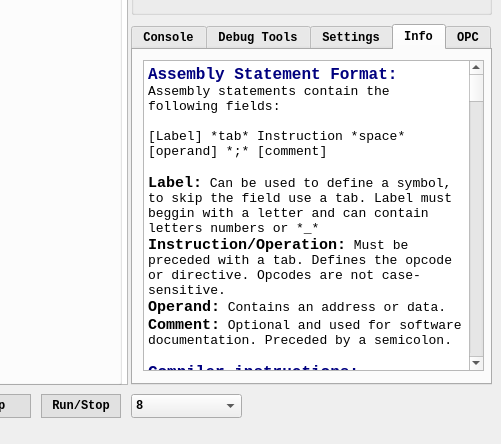
Qt form MotorolaEmulator/mainwindow.ui (grandtitan/MotorolaEmulator) before a commit; both pictures show x 779 to 1280 and y 276 to 720 of the 1280 by 720 pixel window.
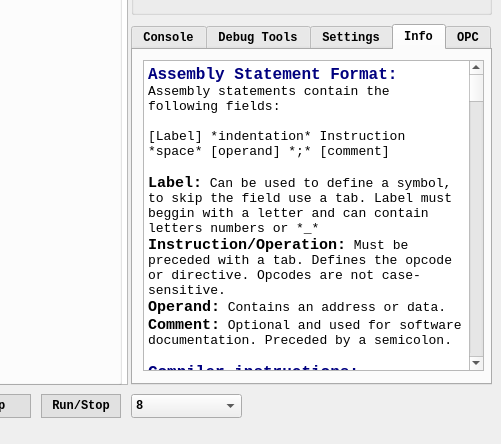
The same form after that commit. The open tabs and pages were chosen to show the change.

```diff
--- a/MotorolaEmulator/mainwindow.ui
+++ b/MotorolaEmulator/mainwindow.ui
@@ -4261,7 +4261,7 @@
 &lt;p style=&quot; margin-top:0px; margin-bottom:0px; margin-left:0px; margin-right:0px; -qt-block-indent:0; text-indent:0px;&quot;&gt;&lt;span style=&quot; font-size:12pt; font-weight:700; color:#00007f;&quot;&gt;Assembly Statement Format:&lt;/span&gt;&lt;/p&gt;
 &lt;p style=&quot; margin-top:0px; margin-bottom:0px; margin-left:0px; margin-right:0px; -qt-block-indent:0; text-indent:0px;&quot;&gt;Assembly statements contain the following fields:&lt;/p&gt;
 &lt;p style=&quot;-qt-paragraph-type:empty; margin-top:0px; margin-bottom:0px; margin-left:0px; margin-right:0px; -qt-block-indent:0; text-indent:0px;&quot;&gt;&lt;br /&gt;&lt;/p&gt;
-&lt;p style=&quot; margin-top:0px; margin-bottom:0px; margin-left:0px; margin-right:0px; -qt-block-indent:0; text-indent:0px;&quot;&gt;[Label] *tab* Instruction *space* [operand] *;* [comment]&lt;/p&gt;
+&lt;p style=&quot; margin-top:0px; margin-bottom:0px; margin-left:0px; margin-right:0px; -qt-block-indent:0; text-indent:0px;&quot;&gt;[Label] *indentation* Instruction *space* [operand] *;* [comment]&lt;/p&gt;
 &lt;p style=&quot;-qt-paragraph-type:empty; margin-top:0px; margin-bottom:0px; margin-left:0px; margin-right:0px; -qt-block-indent:0; text-indent:0px;&quot;&gt;&lt;br /&gt;&lt;/p&gt;
 &lt;p style=&quot; margin-top:0px; margin-bottom:0px; margin-left:0px; margin-right:0px; -qt-block-indent:0; text-indent:0px;&quot;&gt;&lt;span style=&quot; font-size:11pt; font-weight:700;&quot;&gt;Label:&lt;/span&gt; Can be used to define a symbol, to skip the field use a tab. Label must beggin with a letter and can contain letters numbers or *_*&lt;/p&gt;
 &lt;p style=&quot; margin-top:0px; margin-bottom:0px; margin-left:0px; margin-right:0px; -qt-block-indent:0; text-indent:0px;&quot;&gt;&lt;span style=&quot; font-size:11pt; font-weight:700;&quot;&gt;Instruction/Operation:&lt;/span&gt; Must be preceded with a tab. Defines the opcode or directive. Opcodes are not case-sensitive.&lt;/p&gt;
@@ -4280,7 +4280,7 @@
 &lt;p style=&quot; margin-top:0px; margin-bottom:0px; margin-left:0px; margin-right:0px; -qt-block-indent:0; text-indent:0px;&quot;&gt;	.str &amp;quot;hello&amp;quot;,&amp;quot; &amp;quot;,&amp;quot;world!&amp;quot;&lt;/p&gt;
 &lt;p style=&quot; margin-top:0px; margin-bottom:0px; margin-left:0px; margin-right:0px; -qt-block-indent:0; text-indent:0px;&quot;&gt;	.str &amp;quot;num:25&amp;quot; &lt;/p&gt;
 &lt;p style=&quot; margin-top:0px; margin-bottom:0px; margin-left:0px; margin-right:0px; -qt-block-indent:0; text-indent:0px;&quot;&gt;&lt;span style=&quot; font-size:12pt; font-weight:700; color:#00007f;&quot;&gt;Emulator functionality:&lt;/span&gt;&lt;/p&gt;
-&lt;p style=&quot; margin-top:0px; margin-bottom:0px; margin-left:0px; margin-right:0px; -qt-block-indent:0; text-indent:0px;&quot;&gt;&lt;span style=&quot; font-size:11pt; font-weight:700;&quot;&gt;Lines tab:&lt;/span&gt; On the most left of the window. Displays the line number and the hexadecimal address of the line's instruction(when compiled), which are separated by a colon. If the setting “Advanced code info” is ticked, the lines tab will also display opcodes and operands. If the current code is compiled you will also be able to click on a line and mark it and its address in the memory with a green background. To unmark a line use the right click mouse button.&lt;/p&gt;
+&lt;p style=&quot; margin-top:0px; margin-bottom:0px; margin-left:0px; margin-right:0px; -qt-block-indent:0; text-indent:0px;&quot;&gt;&lt;span style=&quot; font-size:11pt; font-weight:700;&quot;&gt;Lines tab:&lt;/span&gt; On the most left of the window. Displays the line number and the hexadecimal address of the line's instruction(when compiled), which are separated by a colon. If the setting “Advanced code info” is ticked, the lines tab will also display opcodes and operands. If the current code is compiled you will also be able to click on a line and mark it and its address in the memory with a green background. To unmark a line click on it again and to unmark all lines click the right mouse button.&lt;/p&gt;
 &lt;p style=&quot;-qt-paragraph-type:empty; margin-top:0px; margin-bottom:0px; margin-left:0px; margin-right:0px; -qt-block-indent:0; text-indent:0px;&quot;&gt;&lt;br /&gt;&lt;/p&gt;
 &lt;p style=&quot; margin-top:0px; margin-bottom:0px; margin-left:0px; margin-right:0px; -qt-block-indent:0; text-indent:0px;&quot;&gt;&lt;span style=&quot; font-size:11pt; font-weight:700;&quot;&gt;Code tab:&lt;/span&gt; Next to the lines tab. Click on the tab to be able to write assembly code. For the syntax, refer to the assembly statement format section above.&lt;/p&gt;
 &lt;p style=&quot;-qt-paragraph-type:empty; margin-top:0px; margin-bottom:0px; margin-left:0px; margin-right:0px; -qt-block-indent:0; text-indent:0px;&quot;&gt;&lt;br /&gt;&lt;/p&gt;
@@ -4292,16 +4292,15 @@
 &lt;p style=&quot; margin-top:0px; margin-bottom:0px; margin-left:0px; margin-right:0px; -qt-block-indent:0; text-indent:0px;&quot;&gt;	&lt;span style=&quot; font-size:11pt; font-weight:700;&quot;&gt;-Console:&lt;/span&gt; Displays errors, debugging and warnings based on your preferences in the settings tab.&lt;/p&gt;
 &lt;p style=&quot; margin-top:0px; margin-bottom:0px; margin-left:0px; margin-right:0px; -qt-block-indent:0; text-indent:0px;&quot;&gt;	&lt;span style=&quot; font-size:11pt; font-weight:700;&quot;&gt;-Debug Tools:&lt;/span&gt; Contains a number converter(dec, hex, oct, bin) and a break function that stops the program's automatic execution when a specific event occurs.&lt;/p&gt;
 &lt;p style=&quot; margin-top:0px; margin-bottom:0px; margin-left:0px; margin-right:0px; -qt-block-indent:0; text-indent:0px;&quot;&gt;	&lt;span style=&quot; font-size:11pt; font-weight:700;&quot;&gt;-Settings:&lt;/span&gt; Contains optional features that can be changed by the user:&lt;/p&gt;
-&lt;p style=&quot; margin-top:0px; margin-bottom:0px; margin-left:0px; margin-right:0px; -qt-block-indent:0; text-indent:0px;&quot;&gt;		&lt;span style=&quot; font-weight:700;&quot;&gt;*Show errors:&lt;/span&gt; Display errors in the console tab.&lt;/p&gt;
-&lt;p style=&quot; margin-top:0px; margin-bottom:0px; margin-left:0px; margin-right:0px; -qt-block-indent:0; text-indent:0px;&quot;&gt;		&lt;span style=&quot; font-weight:700;&quot;&gt;*Show warnings:&lt;/span&gt; Display warnings in the console tab.&lt;/p&gt;
-&lt;p style=&quot; margin-top:0px; margin-bottom:0px; margin-left:0px; margin-right:0px; -qt-block-indent:0; text-indent:0px;&quot;&gt;		&lt;span style=&quot; font-weight:700;&quot;&gt;*Show debug:&lt;/span&gt; Display debugging information in the console tab(mostly in case of suspecting an emulator bug).&lt;/p&gt;
-&lt;p style=&quot; margin-top:0px; margin-bottom:0px; margin-left:0px; margin-right:0px; -qt-block-indent:0; text-indent:0px;&quot;&gt;		&lt;/p&gt;
 &lt;p style=&quot; margin-top:0px; margin-bottom:0px; margin-left:0px; margin-right:0px; -qt-block-indent:0; text-indent:0px;&quot;&gt;		&lt;span style=&quot; font-weight:700;&quot;&gt;*Advanced lines info:&lt;/span&gt; Show the hex machine code for each instruction in the lines tab.&lt;/p&gt;
-&lt;p style=&quot; margin-top:0px; margin-bottom:0px; margin-left:0px; margin-right:0px; -qt-block-indent:0; text-indent:0px;&quot;&gt;		&lt;span style=&quot; font-weight:700;&quot;&gt;*Show values of registers in hex:&lt;/span&gt; If toggled registers will display contents in hexadecimal.&lt;/p&gt;
+&lt;p style=&quot; margin-top:0px; margin-bottom:0px; margin-left:0px; margin-right:0px; -qt-block-indent:0; text-indent:0px;&quot;&gt;		&lt;span style=&quot; font-weight:700;&quot;&gt;*Show values in hex:&lt;/span&gt; If toggled registers and the memory tab will display contents in hexadecimal.&lt;/p&gt;
 &lt;p style=&quot; margin-top:0px; margin-bottom:0px; margin-left:0px; margin-right:0px; -qt-block-indent:0; text-indent:0px;&quot;&gt;		&lt;span style=&quot; font-weight:700;&quot;&gt;*Compile on run:&lt;/span&gt; If toggled the compile button will become unnecessary.&lt;/p&gt;
 &lt;p style=&quot; margin-top:0px; margin-bottom:0px; margin-left:0px; margin-right:0px; -qt-block-indent:0; text-indent:0px;&quot;&gt;		&lt;span style=&quot; font-weight:700;&quot;&gt;*Auto reset:&lt;/span&gt; If the contents of memory at the address of PC is 0 then reset the emulator as soon as Run/Stop is pressed.&lt;/p&gt;
 &lt;p style=&quot; margin-top:0px; margin-bottom:0px; margin-left:0px; margin-right:0px; -qt-block-indent:0; text-indent:0px;&quot;&gt;		&lt;span style=&quot; font-weight:700;&quot;&gt;*Use cycles per second instead of instructions per second:&lt;/span&gt; &lt;span style=&quot; font-size:9pt;&quot;&gt;Toggle between CPS (cycles per second) for precise timing and IPS (instructions per second) for user-friendly operation.&lt;/span&gt;&lt;/p&gt;
 &lt;p style=&quot; margin-top:0px; margin-bottom:0px; margin-left:0px; margin-right:0px; -qt-block-indent:0; text-indent:0px;&quot;&gt;			&lt;/p&gt;
+&lt;p style=&quot; margin-top:0px; margin-bottom:0px; margin-left:0px; margin-right:0px; -qt-block-indent:0; text-indent:0px;&quot;&gt;		&lt;span style=&quot; font-weight:700;&quot;&gt;*Increment PC on unkown instruction: &lt;/span&gt;If the instruction at the current PC is unkown or unsupported the PC will be incremented by 1 and the processor will not halt.&lt;/p&gt;
+&lt;p style=&quot; margin-top:0px; margin-bottom:0px; margin-left:0px; margin-right:0px; -qt-block-indent:0; text-indent:0px;&quot;&gt;		&lt;span style=&quot; font-weight:700;&quot;&gt;*IRQ on every key press: An IRQ will be called every time a key input is detected. If unchecked an IRQ will only be called if a WAI instruction is currently waiting for a key press.&lt;/span&gt;&lt;/p&gt;
+&lt;p style=&quot;-qt-paragraph-type:empty; margin-top:0px; margin-bottom:0px; margin-left:0px; margin-right:0px; -qt-block-indent:0; text-indent:0px; font-weight:700;&quot;&gt;&lt;br /&gt;&lt;/p&gt;
 &lt;p style=&quot; margin-top:0px; margin-bottom:0px; margin-left:0px; margin-right:0px; -qt-block-indent:0; text-indent:0px;&quot;&gt;		&lt;span style=&quot; font-weight:700;&quot;&gt;*Simple memory:&lt;/span&gt; Replaces the 16 memory addresses per line with a simple table of 20 addresses per page. This representation does not have all the features of the original and does not support manual editing.&lt;/p&gt;
 &lt;p style=&quot; margin-top:0px; margin-bottom:0px; margin-left:0px; margin-right:0px; -qt-block-indent:0; text-indent:0px;&quot;&gt;		&lt;span style=&quot; font-weight:700;&quot;&gt;*Enable manual writing to Memory:&lt;/span&gt; Enable a button that enables switching writing modes:&lt;/p&gt;
 &lt;p style=&quot; margin-top:0px; margin-bottom:0px; margin-left:0px; margin-right:0px; -qt-block-indent:0; text-indent:0px;&quot;&gt;			&lt;span style=&quot; font-weight:700;&quot;&gt;-&amp;gt;Click&lt;/span&gt; the button labelled &amp;quot;&lt;span style=&quot; font-weight:700;&quot;&gt;Switch writing mode&lt;/span&gt;&amp;quot; to change the writing mode. The label next to the button shows the current active mode:&lt;/p&gt;
@@ -4311,10 +4310,11 @@
 &lt;p style=&quot; margin-top:0px; margin-bottom:0px; margin-left:0px; margin-right:0px; -qt-block-indent:0; text-indent:0px;&quot;&gt;		&lt;span style=&quot; font-weight:700;&quot;&gt;*Scroll up when the current line is above:&lt;/span&gt; If the current line of the next instruction is above the current X line relative to the current scroll(if the first line visible is 6 then the decisive line is (6 + X)) the code tab will automatically scroll up.&lt;/p&gt;
 &lt;p style=&quot; margin-top:0px; margin-bottom:0px; margin-left:0px; margin-right:0px; -qt-block-indent:0; text-indent:0px;&quot;&gt;		&lt;span style=&quot; font-weight:700;&quot;&gt;*Scroll down when the current line is below:&lt;/span&gt; If the current line of the next instruction is below the current X line relative to the current scroll(if the first line visible is 6 then the decisive line is (6 + X)) the code tab will automatically scroll down.&lt;/p&gt;
 &lt;p style=&quot; margin-top:0px; margin-bottom:0px; margin-left:0px; margin-right:0px; -qt-block-indent:0; text-indent:0px;&quot;&gt;		&lt;span style=&quot; font-weight:700;&quot;&gt;*Display location:&lt;/span&gt; When set to &amp;quot;Main Window&amp;quot; the display will appear on the main window when it is big enough(width of 1750 or greater). When set to &amp;quot;External window&amp;quot; a dialog style window will appear containing the display. Both options have the same properties and functions.&lt;/p&gt;
+&lt;p style=&quot; margin-top:0px; margin-bottom:0px; margin-left:0px; margin-right:0px; -qt-block-indent:0; text-indent:0px;&quot;&gt;		&lt;span style=&quot; font-weight:700;&quot;&gt;*Tab Width: &lt;/span&gt;Select the width of your tab character. Press &lt;span style=&quot; font-weight:700;&quot;&gt;tidy up&lt;/span&gt; to replace all indentations with the optimal amount of tabs.&lt;/p&gt;
 &lt;p style=&quot; margin-top:0px; margin-bottom:0px; margin-left:0px; margin-right:0px; -qt-block-indent:0; text-indent:0px;&quot;&gt;	&lt;span style=&quot; font-size:11pt; font-weight:700;&quot;&gt;-Info:&lt;/span&gt; Displays this page with information about the emulators features and functionality.&lt;/p&gt;
 &lt;p style=&quot; margin-top:0px; margin-bottom:0px; margin-left:0px; margin-right:0px; -qt-block-indent:0; text-indent:0px;&quot;&gt;	&lt;span style=&quot; font-size:11pt; font-weight:700;&quot;&gt;-OPC:&lt;/span&gt; Displays a &lt;span style=&quot; font-size:9pt;&quot;&gt;list of supported instructions with cycle times, opcodes, and descriptions. Instructions or opCodes marked with the color red are only supported on m6803.&lt;/span&gt;&lt;/p&gt;
 &lt;p style=&quot;-qt-paragraph-type:empty; margin-top:0px; margin-bottom:0px; margin-left:0px; margin-right:0px; -qt-block-indent:0; text-indent:0px; font-size:9pt;&quot;&gt;&lt;br /&gt;&lt;/p&gt;
-&lt;p style=&quot; margin-top:0px; margin-bottom:0px; margin-left:0px; margin-right:0px; -qt-block-indent:0; text-indent:0px;&quot;&gt;&lt;span style=&quot; font-size:11pt; font-weight:700;&quot;&gt;Registers:&lt;/span&gt; In the top right. Displays registers, accumulators and status flags. When emulator is in running mode(run/stop) the processors speed will be displayed under the PC box. If the emulator is in CPS mode, the current cycle of an instruction will also be displayed. &lt;/p&gt;
+&lt;p style=&quot; margin-top:0px; margin-bottom:0px; margin-left:0px; margin-right:0px; -qt-block-indent:0; text-indent:0px;&quot;&gt;&lt;span style=&quot; font-size:11pt; font-weight:700;&quot;&gt;Registers:&lt;/span&gt; In the top right. Displays registers, accumulators and status flags. When emulator is in running mode(run/stop) the processors speed will be displayed under the PC box. If the emulator is in CPS mode, the current cycle of an instruction will also be displayed. Click on the &lt;span style=&quot; font-weight:700; text-decoration: underline;&quot;&gt;RST&lt;/span&gt;&lt;span style=&quot; font-weight:700;&quot;&gt;/&lt;/span&gt;&lt;span style=&quot; font-weight:700; text-decoration: underline;&quot;&gt;NMI&lt;/span&gt;&lt;span style=&quot; font-weight:700;&quot;&gt;/&lt;/span&gt;&lt;span style=&quot; font-weight:700; text-decoration: underline;&quot;&gt;IEQ&lt;/span&gt; buttons to trigger the corresponding interrupt.&lt;/p&gt;
 &lt;p style=&quot;-qt-paragraph-type:empty; margin-top:0px; margin-bottom:0px; margin-left:0px; margin-right:0px; -qt-block-indent:0; text-indent:0px;&quot;&gt;&lt;br /&gt;&lt;/p&gt;
 &lt;p style=&quot; margin-top:0px; margin-bottom:0px; margin-left:0px; margin-right:0px; -qt-block-indent:0; text-indent:0px;&quot;&gt;&lt;span style=&quot; font-size:11pt; font-weight:700;&quot;&gt;Display tab:&lt;/span&gt; Chose how the display will be shown in the settings. The display uses a buffer to display ASCII characters. The display also receives keyboard input, mouse location(x and y of the character that the mouse is currently hovering over) and mouse input. When the display and its input buffers are active it will be outlined in blue.&lt;/p&gt;
 &lt;p style=&quot;-qt-paragraph-type:empty; margin-top:0px; margin-bottom:0px; margin-left:0px; margin-right:0px; -qt-block-indent:0; text-indent:0px;&quot;&gt;&lt;br /&gt;&lt;/p&gt;
@@ -4327,28 +4327,28 @@
 &lt;p style=&quot; margin-top:0px; margin-bottom:0px; margin-left:0px; margin-right:0px; -qt-block-indent:0; text-indent:0px;&quot;&gt;	&lt;span style=&quot; font-weight:700;&quot;&gt;Reset:&lt;/span&gt; Press this button to reset the emulator. Sets all registers to default value, and returns memory to previously compiled machine code.&lt;/p&gt;
 &lt;p style=&quot; margin-top:0px; margin-bottom:0px; margin-left:0px; margin-right:0px; -qt-block-indent:0; text-indent:0px;&quot;&gt;	&lt;span style=&quot; font-weight:700;&quot;&gt;Step:&lt;/span&gt; Press this button to execute the instruction in memory at the current address of PC. If the instruction in memory at the current address of PC is unknown PC will be incremented by one and a warning will be displayed in the console tab.&lt;/p&gt;
 &lt;p style=&quot; margin-top:0px; margin-bottom:0px; margin-left:0px; margin-right:0px; -qt-block-indent:0; text-indent:0px;&quot;&gt;	&lt;span style=&quot; font-weight:700;&quot;&gt;Run/Stop:&lt;/span&gt; Press this button to run or pause the execution of instructions at x per second speed. Execution will stop if the content of memory at the address of PC is 0.&lt;/p&gt;
-&lt;p style=&quot; margin-top:0px; margin-bottom:0px; margin-left:0px; margin-right:0px; -qt-block-indent:0; text-indent:0px;&quot;&gt;	&lt;span style=&quot; font-weight:700;&quot;&gt;Speed selection menu:&lt;/span&gt; Used to select the instructions/cycles per second speed. Selecting &amp;quot;max&amp;quot; will run the processor at max speed supported by host computer.&lt;/p&gt;
+&lt;p style=&quot; margin-top:0px; margin-bottom:0px; margin-left:0px; margin-right:0px; -qt-block-indent:0; text-indent:0px;&quot;&gt;	&lt;span style=&quot; font-weight:700;&quot;&gt;Speed selection menu:&lt;/span&gt; Used to select the instructions/cycles per second speed.&lt;/p&gt;
 &lt;p style=&quot; margin-top:0px; margin-bottom:0px; margin-left:0px; margin-right:0px; -qt-block-indent:0; text-indent:0px;&quot;&gt;	&lt;/p&gt;
 &lt;p style=&quot; margin-top:0px; margin-bottom:0px; margin-left:0px; margin-right:0px; -qt-block-indent:0; text-indent:0px;&quot;&gt;&lt;span style=&quot; font-size:12pt; font-weight:700; color:#00007f;&quot;&gt;Buffers and interrupt pointers:&lt;/span&gt;&lt;/p&gt;
-&lt;p style=&quot; margin-top:0px; margin-bottom:0px; margin-left:0px; margin-right:0px; -qt-block-indent:0; text-indent:0px;&quot;&gt;&lt;span style=&quot; font-size:11pt; font-weight:700;&quot;&gt;Display buffer:&lt;/span&gt; The Display Buffer spans memory addresses 0xFB00 to 0xFF37 inclusively. This memory region functions as a dynamic visual representation for the system. As data changes within this range, the display instantaneously updates, reflecting alterations in real-time using the standard ASCII encoding.&lt;/p&gt;
-&lt;p style=&quot; margin-top:0px; margin-bottom:0px; margin-left:0px; margin-right:0px; -qt-block-indent:0; text-indent:0px;&quot;&gt;&lt;span style=&quot; font-size:11pt; font-weight:700;&quot;&gt;Keyboard buffer:&lt;/span&gt; When the display tab is active (outlined in blue), it becomes the recipient of keyboard input. This input is then used to update the content of memory address 0xFFF0 with the corresponding keycode, following the standard ASCII encoding.&lt;/p&gt;
+&lt;p style=&quot; margin-top:0px; margin-bottom:0px; margin-left:0px; margin-right:0px; -qt-block-indent:0; text-indent:0px;&quot;&gt;&lt;span style=&quot; font-size:11pt; font-weight:700;&quot;&gt;Display buffer:&lt;/span&gt; The Display Buffer spans memory addresses 0xFB00 to 0xFF37 inclusively. This memory region functions as a dynamic visual representation for the system. As data changes within this range, the display updates, reflecting alterations in real-time using the standard ASCII encoding.&lt;/p&gt;
+&lt;p style=&quot; margin-top:0px; margin-bottom:0px; margin-left:0px; margin-right:0px; -qt-block-indent:0; text-indent:0px;&quot;&gt;&lt;span style=&quot; font-size:11pt; font-weight:700;&quot;&gt;Keyboard buffer:&lt;/span&gt; When the display tab is focused (outlined in blue), it becomes the recipient of keyboard input. This input is then used to update the content of memory address 0xFFF0 with the corresponding keycode, following the standard ASCII encoding.&lt;/p&gt;
 &lt;p style=&quot; margin-top:0px; margin-bottom:0px; margin-left:0px; margin-right:0px; -qt-block-indent:0; text-indent:0px;&quot;&gt;&lt;span style=&quot; font-size:11pt; font-weight:700;&quot;&gt;Mouse key buffer:&lt;/span&gt; If the display tab is in focus address 0xFFF1 will be set to 1 when left mouse button is pressed. It will be set to 2 when right mouse button is pressed. It will be set to 3 when middle mouse button is pressed. It will be set to 4 when left mouse button is released. It will be set to 5 when right mouse button is released. It will be set to 6 when middle mouse button is released. This will happen instantaneously and will not wait for the next instruction.&lt;/p&gt;
 &lt;p style=&quot; margin-top:0px; margin-bottom:0px; margin-left:0px; margin-right:0px; -qt-block-indent:0; text-indent:0px;&quot;&gt;Mouse location buffer: The position of the mouse pointer relative to the display tab is denoted by its X and Y coordinates, corresponding to the cell/character over which the mouse hovers. Before executing a pending instruction, if the display tab is in focus, the content of memory address 0xFFF2 will be set to the X coordinate, and the content of memory address 0xFFF3 will be set to the Y coordinate. &lt;/p&gt;
 &lt;p style=&quot;-qt-paragraph-type:empty; margin-top:0px; margin-bottom:0px; margin-left:0px; margin-right:0px; -qt-block-indent:0; text-indent:0px;&quot;&gt;&lt;br /&gt;&lt;/p&gt;
 &lt;p style=&quot; margin-top:0px; margin-bottom:0px; margin-left:0px; margin-right:0px; -qt-block-indent:0; text-indent:0px;&quot;&gt;&lt;span style=&quot; font-size:11pt; font-weight:700;&quot;&gt;Interrupt pointers:&lt;/span&gt; A block of memory is reserved for pointers, which provide for read-only storage of the addresses of programs that are to be executed in the event of a reset (or power on), a low state of the Non-Maskable Interrupt control input, a software interrupt, or a response to an interrupt signal from a peripheral device. The respective pointers each occupy two bytes of memory and are disposed at locations from &amp;quot;n - 7&amp;quot;(0xFFF8) to &amp;quot;n&amp;quot;(0xFFFF).&lt;/p&gt;
-&lt;p style=&quot; margin-top:0px; margin-bottom:0px; margin-left:0px; margin-right:0px; -qt-block-indent:0; text-indent:0px;&quot;&gt;Internal interrupt pointer spans from n-7 to n-6. n-7 contains the most significant byte of the address. n-6 contains the least significant byte of the address. *NOT IMPLEMENTED*&lt;/p&gt;
-&lt;p style=&quot; margin-top:0px; margin-bottom:0px; margin-left:0px; margin-right:0px; -qt-block-indent:0; text-indent:0px;&quot;&gt;Software interrupt pointer spans from n-5 to n-4. (called with the SWI instruction) &lt;/p&gt;
-&lt;p style=&quot; margin-top:0px; margin-bottom:0px; margin-left:0px; margin-right:0px; -qt-block-indent:0; text-indent:0px;&quot;&gt;Non-maskable interrupt pointer spans from n-3 to n-2. *NOT IMPLEMENTED* &lt;/p&gt;
-&lt;p style=&quot; margin-top:0px; margin-bottom:0px; margin-left:0px; margin-right:0px; -qt-block-indent:0; text-indent:0px;&quot;&gt;Reset pointer spans from n-1 to n-0.&lt;/p&gt;
+&lt;p style=&quot; margin-top:0px; margin-bottom:0px; margin-left:0px; margin-right:0px; -qt-block-indent:0; text-indent:0px;&quot;&gt;Internal interrupt pointer spans from n-7 to n-6. n-7 contains the most significant byte of the address. n-6 contains the least significant byte of the address. (called with the &lt;span style=&quot; font-weight:700; text-decoration: underline;&quot;&gt;IRQ&lt;/span&gt; button and with key presses on display as mentioned earlier) &lt;/p&gt;
+&lt;p style=&quot; margin-top:0px; margin-bottom:0px; margin-left:0px; margin-right:0px; -qt-block-indent:0; text-indent:0px;&quot;&gt;Software interrupt pointer spans from n-5 to n-4. (called with the &lt;span style=&quot; font-weight:700; text-decoration: underline;&quot;&gt;SWI&lt;/span&gt; instruction) &lt;/p&gt;
+&lt;p style=&quot; margin-top:0px; margin-bottom:0px; margin-left:0px; margin-right:0px; -qt-block-indent:0; text-indent:0px;&quot;&gt;Non-maskable interrupt pointer spans from n-3 to n-2. (called with the &lt;span style=&quot; font-weight:700; text-decoration: underline;&quot;&gt;NMI&lt;/span&gt; button) &lt;/p&gt;
+&lt;p style=&quot; margin-top:0px; margin-bottom:0px; margin-left:0px; margin-right:0px; -qt-block-indent:0; text-indent:0px;&quot;&gt;Reset pointer spans from n-1 to n-0. (called with the &lt;span style=&quot; font-weight:700; text-decoration: underline;&quot;&gt;RST&lt;/span&gt; button and at the start of each emulation) &lt;/p&gt;
 &lt;p style=&quot;-qt-paragraph-type:empty; margin-top:0px; margin-bottom:0px; margin-left:0px; margin-right:0px; -qt-block-indent:0; text-indent:0px;&quot;&gt;&lt;br /&gt;&lt;/p&gt;
-&lt;p style=&quot; margin-top:0px; margin-bottom:0px; margin-left:0px; margin-right:0px; -qt-block-indent:0; text-indent:0px;&quot;&gt;The WAI instruction will not act as an interrupt because there is already a buffer for that. That instruction will only suspend the execution of the program until the display tab receives a keyboard input(0xFFF0 changes).&lt;/p&gt;
+&lt;p style=&quot; margin-top:0px; margin-bottom:0px; margin-left:0px; margin-right:0px; -qt-block-indent:0; text-indent:0px;&quot;&gt;The &lt;span style=&quot; font-weight:700; text-decoration: underline;&quot;&gt;WAI&lt;/span&gt; instruction will suspend the execution of the program until an interrupt is called by the interrupt buttons or by pressing a key on the display.&lt;/p&gt;
 &lt;p style=&quot;-qt-paragraph-type:empty; margin-top:0px; margin-bottom:0px; margin-left:0px; margin-right:0px; -qt-block-indent:0; text-indent:0px;&quot;&gt;&lt;br /&gt;&lt;/p&gt;
 &lt;p style=&quot; margin-top:0px; margin-bottom:0px; margin-left:0px; margin-right:0px; -qt-block-indent:0; text-indent:0px;&quot;&gt;&lt;span style=&quot; font-size:12pt; font-weight:700; color:#00007f;&quot;&gt;Credits:&lt;/span&gt;&lt;/p&gt;
 &lt;p style=&quot; margin-top:0px; margin-bottom:0px; margin-left:0px; margin-right:0px; -qt-block-indent:0; text-indent:0px;&quot;&gt;Vladimir Januš.&lt;/p&gt;
 &lt;p style=&quot;-qt-paragraph-type:empty; margin-top:0px; margin-bottom:0px; margin-left:0px; margin-right:0px; -qt-block-indent:0; text-indent:0px;&quot;&gt;&lt;br /&gt;&lt;/p&gt;
 &lt;p style=&quot; margin-top:0px; margin-bottom:0px; margin-left:0px; margin-right:0px; -qt-block-indent:0; text-indent:0px;&quot;&gt;Made in August 2023.&lt;/p&gt;
 &lt;p style=&quot;-qt-paragraph-type:empty; margin-top:0px; margin-bottom:0px; margin-left:0px; margin-right:0px; -qt-block-indent:0; text-indent:0px;&quot;&gt;&lt;br /&gt;&lt;/p&gt;
-&lt;p style=&quot; margin-top:0px; margin-bottom:0px; margin-left:0px; margin-right:0px; -qt-block-indent:0; text-indent:0px;&quot;&gt;Current version: 1.5, designed for windows 10.&lt;/p&gt;&lt;/body&gt;&lt;/html&gt;</string>
+&lt;p style=&quot; margin-top:0px; margin-bottom:0px; margin-left:0px; margin-right:0px; -qt-block-indent:0; text-indent:0px;&quot;&gt;Current version: 1.6, designed for windows 10.&lt;/p&gt;&lt;/body&gt;&lt;/html&gt;</string>
       </property>
       <property name="tabStopDistance">
        <double>20.000000000000000</double>
```
Left out of the diff: 10 changed lines with no effect on the pictures.
